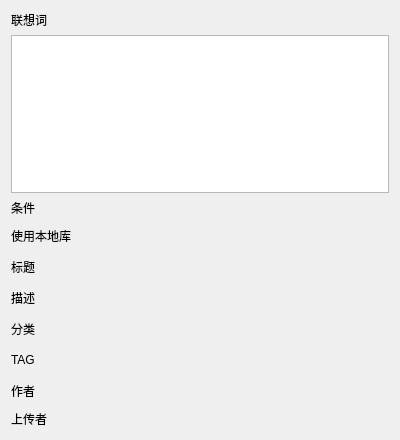
Old version of the form ui/component/ui_line_edit_help_widget.ui in the repository tonquer/picacg-qt.
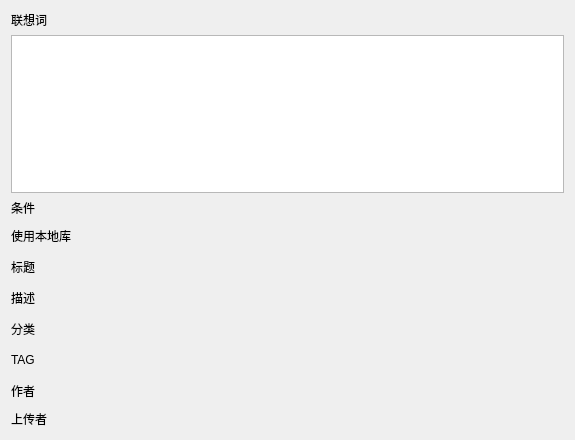
New version of the form. Custom widgets are drawn as their Qt base class.

```diff
--- a/ui/component/ui_line_edit_help_widget.ui
+++ b/ui/component/ui_line_edit_help_widget.ui
@@ -6,7 +6,7 @@
    <rect>
     <x>0</x>
     <y>0</y>
-    <width>400</width>
+    <width>575</width>
     <height>440</height>
    </rect>
   </property>
```
Left out of the diff: 14 changed lines with no effect on the pictures.
